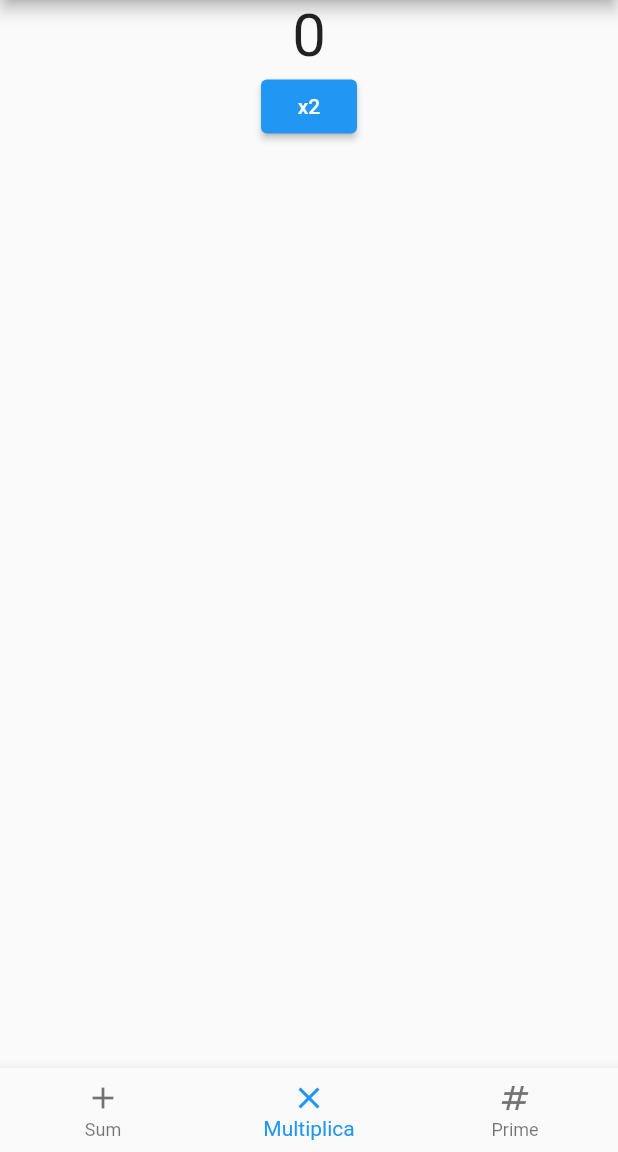
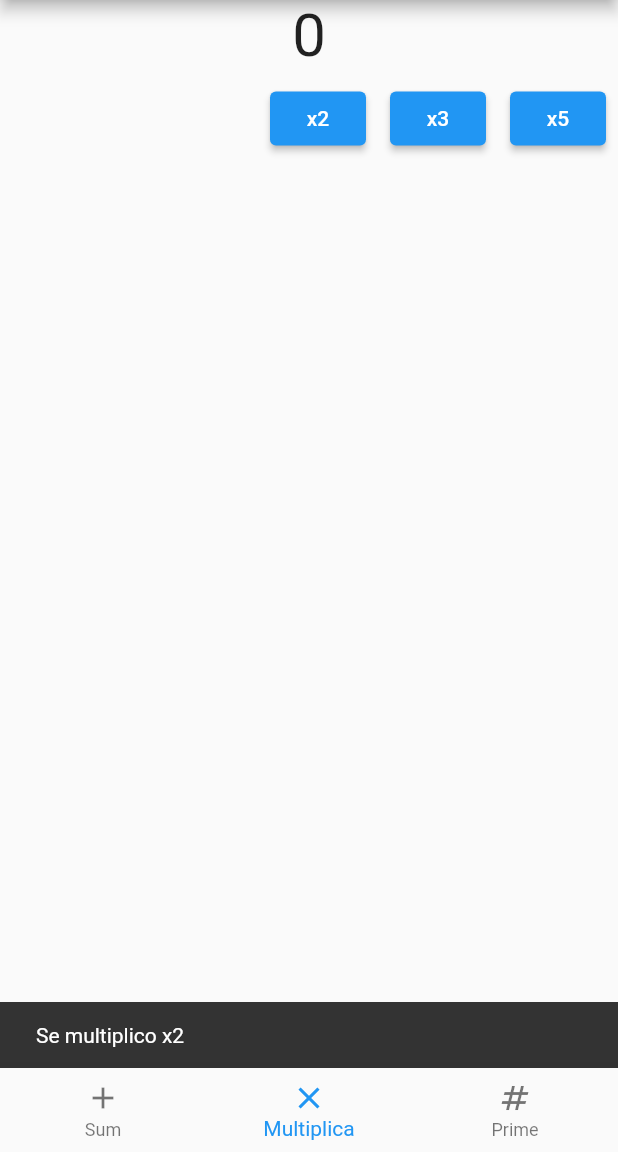
Before and after one commit to naim2206/moviles, a Flutter app: the screen it shows after launch, item 2 of the bottom bar chosen, after a tap on "x2", on a phone screen of 412 x 824 dp, the part 84-1236 px from its top. Run offline on Flutter 3.47's test engine with Material 2 defaults, Android fonts, the phone set to English and light mode, and no system bars.

Commit message:
Contador 2.0

```diff
--- a/provider_counter/lib/Screens/multiplica.dart
+++ b/provider_counter/lib/Screens/multiplica.dart
@@ -20,11 +20,62 @@ class _MultiplicaState extends State<Multiplica> {
             context.watch<CounterProvider>().counter.toString(),
             style: const TextStyle(fontSize: 40),
           ),
-          ElevatedButton(
-              onPressed: () {
-                context.read<CounterProvider>().multi2();
-              },
-              child: const Text('x2'))
+          Row(
+            mainAxisAlignment: MainAxisAlignment.end,
+            children: [
+              Padding(
+                padding: const EdgeInsets.all(8.0),
+                child: ElevatedButton(
+                    onPressed: () {
+                      context.read<CounterProvider>().multi2();
+                      ScaffoldMessenger.of(context).clearSnackBars();
+                      ScaffoldMessenger.of(context).showSnackBar(
+                        const SnackBar(
+                          content: Text(
+                            'Se multiplico x2',
+                          ),
+                          duration: Duration(seconds: 3),
+                        ),
+                      );
+                    },
+                    child: const Text('x2')),
+              ),
+              Padding(
+                padding: const EdgeInsets.all(8.0),
+                child: ElevatedButton(
+                    onPressed: () {
+                      context.read<CounterProvider>().multi3();
+                      ScaffoldMessenger.of(context).clearSnackBars();
+                      ScaffoldMessenger.of(context).showSnackBar(
+                        const SnackBar(
+                          content: Text(
+                            'Se multiplico x3',
+                          ),
+                          duration: Duration(seconds: 3),
+                        ),
+                      );
+                    },
+                    child: const Text('x3')),
+              ),
+              Padding(
+                padding: const EdgeInsets.all(8.0),
+                child: ElevatedButton(
+                    onPressed: () {
+                      ScaffoldMessenger.of(context).clearSnackBars();
+                      ScaffoldMessenger.of(context).showSnackBar(
+                        const SnackBar(
+                          content: Text(
+                            'Se multiplico x5',
+                          ),
+                          duration: Duration(seconds: 3),
+                        ),
+                      );
+                      context.read<CounterProvider>().multi5();
+                    },
+                    child: const Text('x5')),
+              ),
+            ],
+          )
         ],
       ),
     );
--- a/provider_counter/lib/Screens/suma_resta.dart
+++ b/provider_counter/lib/Screens/suma_resta.dart
@@ -14,16 +14,41 @@ class _SumaRestaState extends State<SumaResta> {
   Widget build(BuildContext context) {
     return Center(
       child: Column(
+        mainAxisAlignment: MainAxisAlignment.spaceBetween,
         children: [
           Text(
             context.watch<CounterProvider>().counter.toString(),
             style: const TextStyle(fontSize: 40),
           ),
-          ElevatedButton(
-              onPressed: () {
-                context.read<CounterProvider>().increment();
-              },
-              child: const Text('+'))
+          Row(
+            mainAxisAlignment: MainAxisAlignment.spaceEvenly,
+            children: [
+              Padding(
+                padding: const EdgeInsets.all(8.0),
+                child: ElevatedButton(
+                    onPressed: () {
+                      context.read<CounterProvider>().increment();
+                    },
+                    child: const Icon(Icons.add)),
+              ),
+              Padding(
+                padding: const EdgeInsets.all(8.0),
+                child: ElevatedButton(
+                    onPressed: () {
+                      context.read<CounterProvider>().decrement();
+                    },
+                    child: const Icon(Icons.exposure_minus_1)),
+              ),
+              Padding(
+                padding: const EdgeInsets.all(8.0),
+                child: ElevatedButton(
+                    onPressed: () {
+                      context.read<CounterProvider>().restart();
+                    },
+                    child: const Icon(Icons.restart_alt)),
+              ),
+            ],
+          )
         ],
       ),
     );
```
Also changed, not shown: provider_counter/lib/Providers/counter_provider.dart (+20 -0 lines), provider_counter/lib/Screens/prime.dart (+49 -1 lines).
